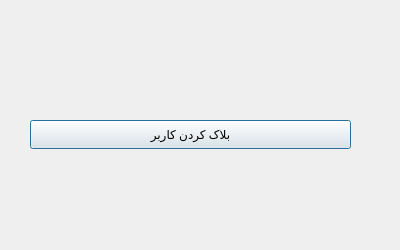
Before: the Qt Designer form menu/admin.ui in AP-projects-4001/alsa, drawn with Qt 5.
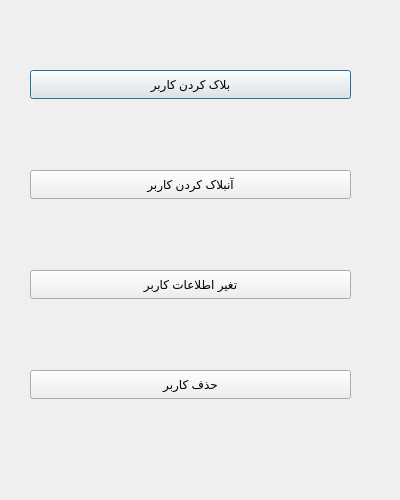
After: the same form once the commit is applied.

```diff
--- a/menu/admin.ui
+++ b/menu/admin.ui
@@ -7,19 +7,19 @@
     <x>0</x>
     <y>0</y>
     <width>400</width>
-    <height>250</height>
+    <height>500</height>
    </rect>
   </property>
   <property name="minimumSize">
    <size>
     <width>400</width>
-    <height>250</height>
+    <height>500</height>
    </size>
   </property>
   <property name="maximumSize">
    <size>
     <width>400</width>
-    <height>250</height>
+    <height>500</height>
    </size>
   </property>
   <property name="windowTitle">
@@ -29,7 +29,7 @@
    <property name="geometry">
     <rect>
      <x>30</x>
-     <y>120</y>
+     <y>70</y>
      <width>321</width>
      <height>29</height>
     </rect>
@@ -38,6 +38,45 @@
     <string>بلاک کردن کاربر</string>
    </property>
   </widget>
+  <widget class="QPushButton" name="pushButton_2">
+   <property name="geometry">
+    <rect>
+     <x>30</x>
+     <y>170</y>
+     <width>321</width>
+     <height>29</height>
+    </rect>
+   </property>
+   <property name="text">
+    <string>آنبلاک کردن کاربر</string>
+   </property>
+  </widget>
+  <widget class="QPushButton" name="pushButton_3">
+   <property name="geometry">
+    <rect>
+     <x>30</x>
+     <y>270</y>
+     <width>321</width>
+     <height>29</height>
+    </rect>
+   </property>
+   <property name="text">
+    <string>تغیر اطلاعات کاربر</string>
+   </property>
+  </widget>
+  <widget class="QPushButton" name="pushButton_4">
+   <property name="geometry">
+    <rect>
+     <x>30</x>
+     <y>370</y>
+     <width>321</width>
+     <height>29</height>
+    </rect>
+   </property>
+   <property name="text">
+    <string>حذف کاربر</string>
+   </property>
+  </widget>
  </widget>
  <resources/>
  <connections/>
```
